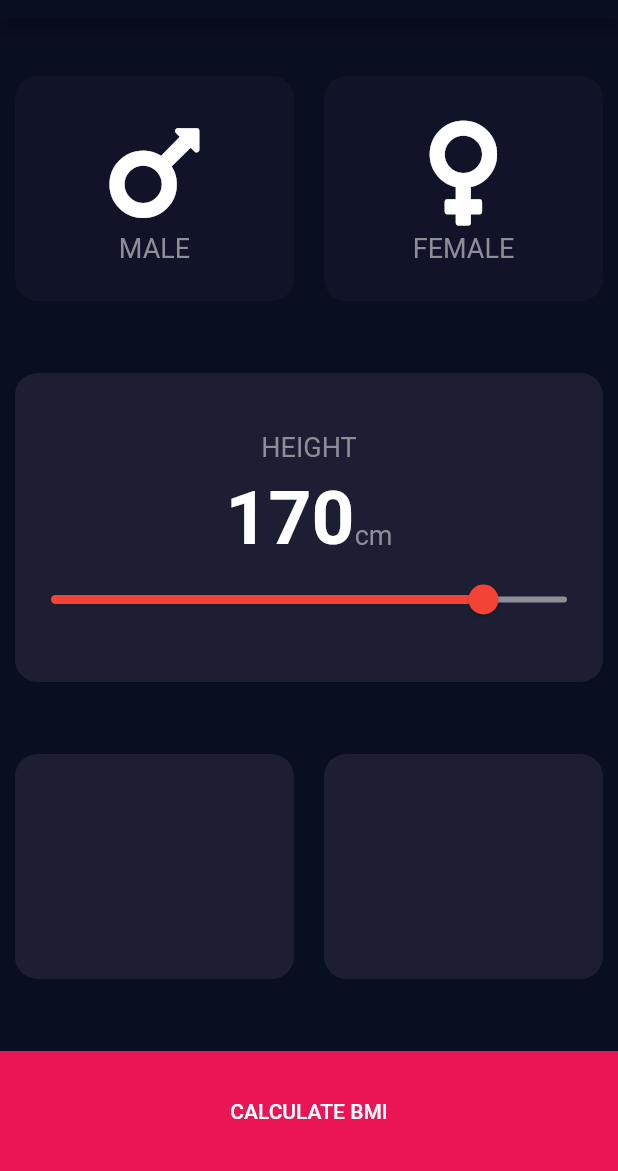
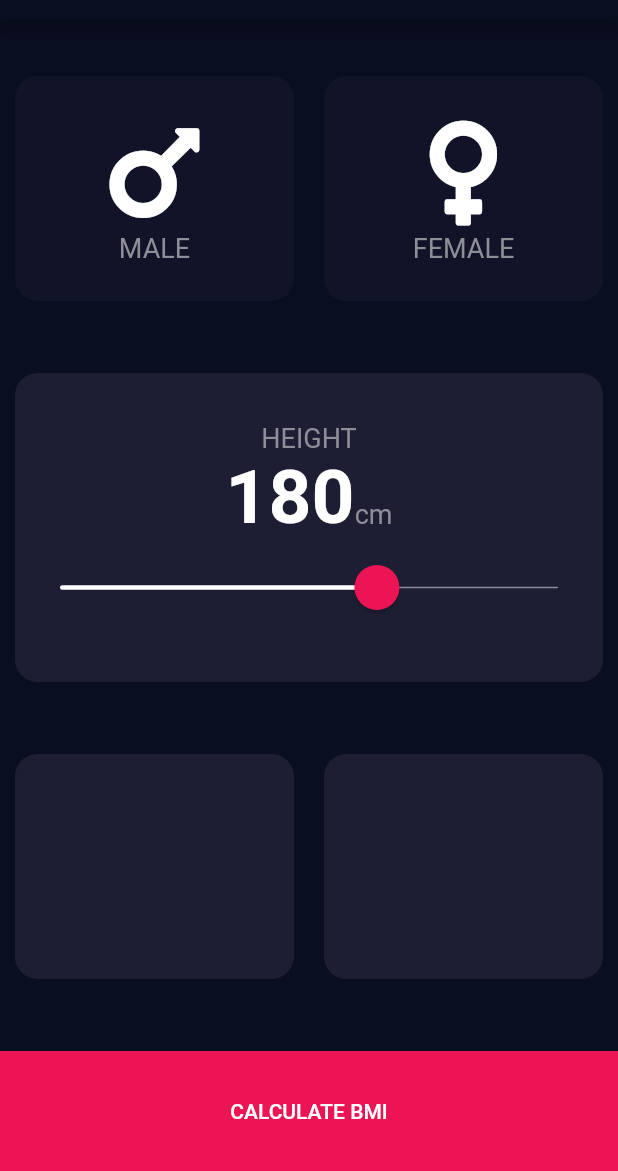
Before and after one commit to BatuhanAydoner/bmi_calculator, a Flutter app: the screen it shows after launch, on a phone screen of 412 x 824 dp, the part 65-1236 px from its top. Run offline on Flutter 3.47's test engine with Material 2 defaults, Android fonts, the phone set to English and light mode, and no system bars; our stand-ins replace font_awesome_flutter.

Commit message:
Changed slider widget.

```diff
--- a/lib/input_page.dart
+++ b/lib/input_page.dart
@@ -1,4 +1,5 @@
 import 'package:flutter/material.dart';
+import 'package:flutter/rendering.dart';
 import 'package:font_awesome_flutter/font_awesome_flutter.dart';
 
 import 'constants.dart';
@@ -16,7 +17,7 @@ class _InputPageState extends State<InputPage> {
   Color _maleCardColor = kInactiveCardColor;
   Color _femaleCardColor = kInactiveCardColor;
 
-  double _currentSliderValue = 170;
+  double _currentSliderValue = 180;
 
   void _updateColor(GenderName gender) {
     _maleCardColor =
@@ -74,12 +75,9 @@ class _InputPageState extends State<InputPage> {
             cardChild: Column(
               mainAxisAlignment: MainAxisAlignment.center,
               children: <Widget>[
-                Padding(
-                  padding: const EdgeInsets.all(8.0),
-                  child: Text(
+                Text(
                   "HEIGHT",
                   style: TextStyle(fontSize: 18.0, color: Color(0xFF8D8E98)),
-                  ),
                 ),
                 Row(
                   mainAxisAlignment: MainAxisAlignment.center,
@@ -96,19 +94,28 @@ class _InputPageState extends State<InputPage> {
                     )
                   ],
                 ),
-                Slider(
-                    inactiveColor: Color(0xFF8D8E98),
-                    activeColor: Colors.red,
+                SliderTheme(
+                  data: SliderTheme.of(context).copyWith(
+                      thumbShape:
+                          RoundSliderThumbShape(enabledThumbRadius: 15.0),
+                      trackHeight: 1.0,
+                      overlayShape:
+                          RoundSliderOverlayShape(overlayRadius: 30.0),
+                      thumbColor: Color(0xFFEB1555),
+                      activeTrackColor: Colors.white,
+                      inactiveTrackColor: Color(0xFF8D8E98)),
+                  child: Slider(
                       value: _currentSliderValue,
-                    min: 10,
-                    max: 200,
+                      min: 110,
+                      max: 220,
                       divisions: 190,
                       label: _currentSliderValue.round().toString(),
                       onChanged: (double value) {
                         setState(() {
                           _currentSliderValue = value;
                         });
-                    })
+                      }),
+                )
               ],
             ),
           )),
@@ -126,7 +133,7 @@ class _InputPageState extends State<InputPage> {
             margin: EdgeInsets.only(top: 10.0),
             height: kBottomContainerHeight,
             child: FlatButton(onPressed: () {}, child: Text("CALCULATE BMI")),
-          )
+          ),
         ],
       ),
     );
```
Lines whose indentation alone changed are shown as unchanged.
